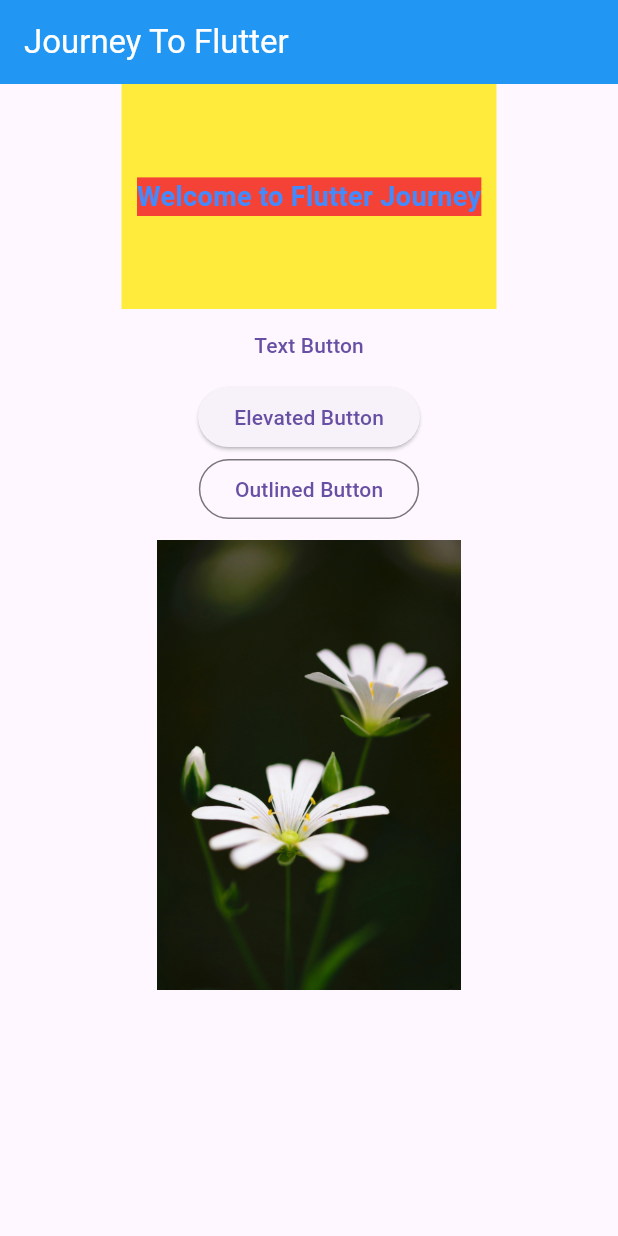
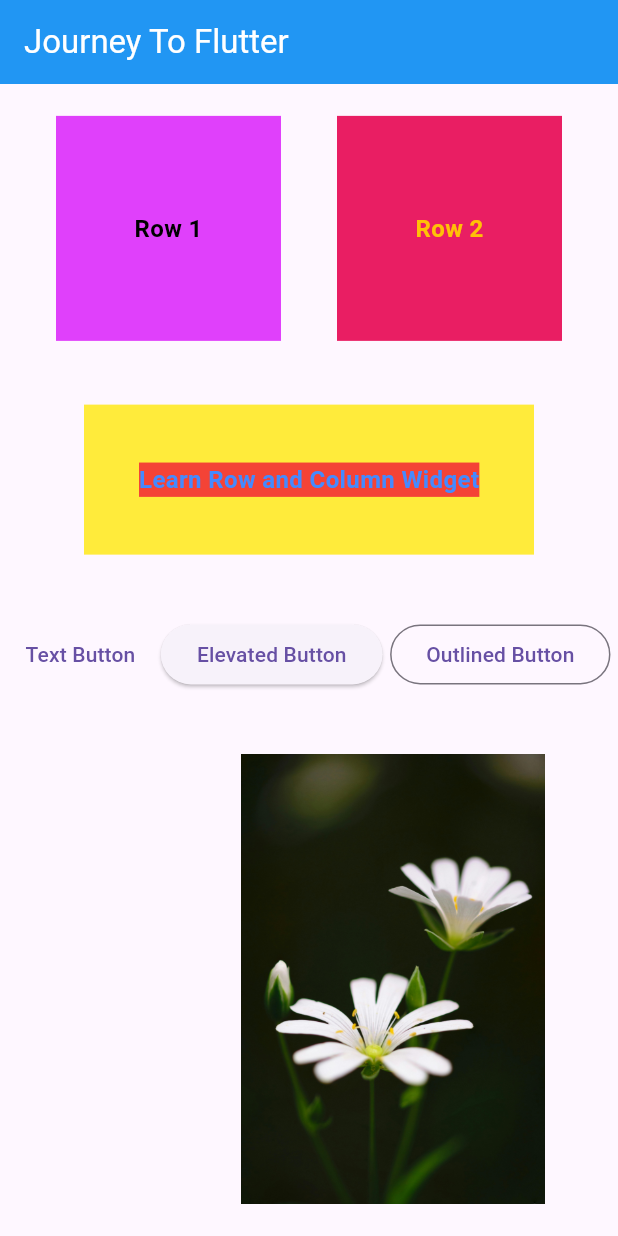
Before and after one commit to thisisdishang/JourneyToFlutter, a Flutter app: the screen it shows after launch, on a phone screen of 412 x 824 dp. Run offline on Flutter 3.47's test engine with Material 3 defaults, Android fonts, the phone set to English and light mode, and no system bars.

Commit message:
Learn row, column widget and their main axis,cross axis alignment property

```diff
--- a/lib/main.dart
+++ b/lib/main.dart
@@ -41,17 +41,54 @@ class _MyHomePageState extends State<MyHomePage> {
         ),
       ),
       body: Column(
+        mainAxisAlignment: MainAxisAlignment.spaceAround,
+        crossAxisAlignment: CrossAxisAlignment.end,
         children: [
+          Row(
+            mainAxisAlignment: MainAxisAlignment.spaceEvenly,
+            children: [
+              Container(
+                width: 150,
+                height: 150,
+                color: Colors.purpleAccent,
+                child: Center(
+                  child: Text(
+                    'Row 1',
+                    style: TextStyle(
+                      fontSize: 16,
+                      color: Colors.black,
+                      fontWeight: FontWeight.bold,
+                    ),
+                  ),
+                ),
+              ),
+              Container(
+                width: 150,
+                height: 150,
+                color: Colors.pink,
+                child: Center(
+                  child: Text(
+                    'Row 2',
+                    style: TextStyle(
+                      fontSize: 16,
+                      color: Colors.amber,
+                      fontWeight: FontWeight.bold,
+                    ),
+                  ),
+                ),
+              )
+            ],
+          ),
           Center(
             child: Container(
-              width: 250,
-              height: 150,
+              width: 300,
+              height: 100,
               color: Colors.yellow,
               child: Center(
                 child: Text(
-                  'Welcome to Flutter Journey',
+                  'Learn Row and Column Widget',
                   style: TextStyle(
-                    fontSize: 18,
+                    fontSize: 16,
                     color: Colors.blueAccent,
                     fontWeight: FontWeight.bold,
                     backgroundColor: Colors.red,
@@ -60,6 +97,9 @@ class _MyHomePageState extends State<MyHomePage> {
               ),
             ),
           ),
+          Row(
+            mainAxisAlignment: MainAxisAlignment.spaceEvenly,
+            children: [
               TextButton(
                 onPressed: () {
                   print('Text Button Tapped');
@@ -81,8 +121,7 @@ class _MyHomePageState extends State<MyHomePage> {
                 },
                 child: Text('Outlined Button'),
               ),
-          SizedBox(
-            height: 10,
+            ],
           ),
           Container(
             width: 300,
```
Also changed, not shown: pubspec.lock. Lines whose indentation alone changed are shown as unchanged.
